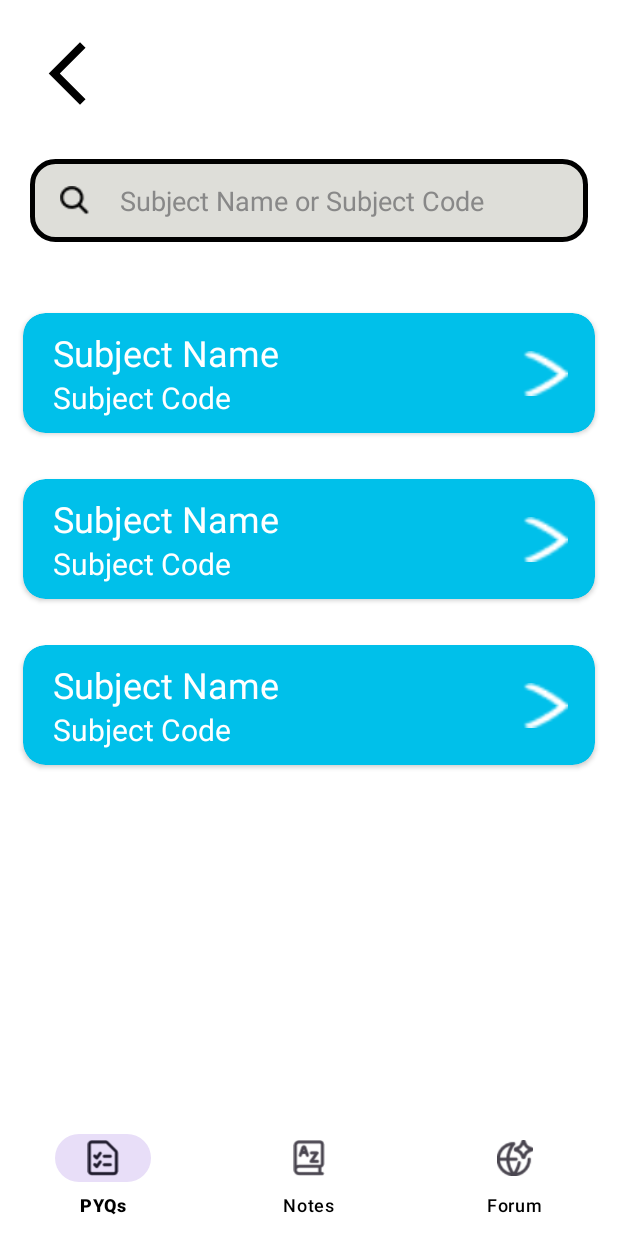
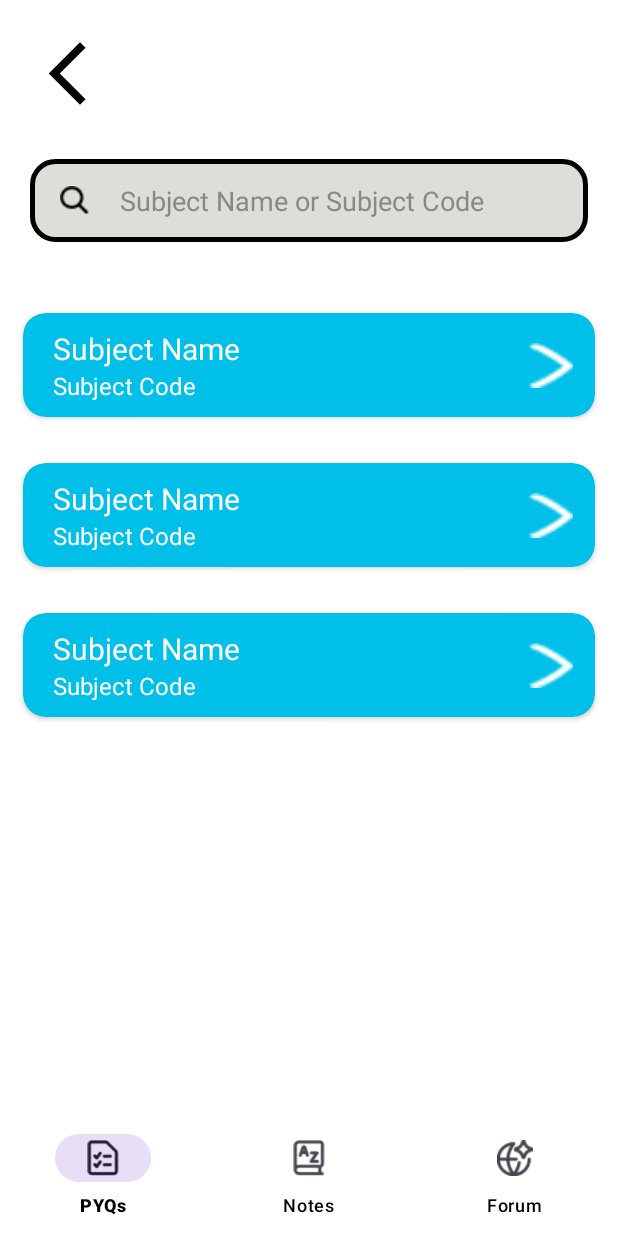
Before and after one commit to Vaibhavbansal15/JIIT-StudySync, an Android app: the layout activity_pyqactivity.xml on its own in the app's theme, with its tools: preview values and no code run, on a phone screen of 412 x 824 dp. Run offline under Robolectric (Android 15) with nearby library versions, the light colour scheme and no system bars.

Commit message:
fetched Subjects on PYQ Page

```diff
--- /dev/null
+++ b/JIITStudySync/app/src/main/java/com/minorproject/jiitstudysync/SubjectDetails.kt
@@ -0,0 +1,6 @@
+package com.minorproject.jiitstudysync
+
+data class SubjectDetails(
+    var code : String? = null,
+    var name : String? = null
+)
--- a/JIITStudySync/app/src/main/res/layout/activity_pyqactivity.xml
+++ b/JIITStudySync/app/src/main/res/layout/activity_pyqactivity.xml
@@ -37,7 +37,7 @@
         app:layout_constraintTop_toBottomOf="@+id/backBtn" />
 
     <androidx.recyclerview.widget.RecyclerView
-        android:id="@+id/pyqList"
+        android:id="@+id/subjectList"
         android:layout_width="0dp"
         android:layout_height="0dp"
         android:layout_marginTop="32dp"
--- a/JIITStudySync/app/src/main/res/layout/custom_subject_list.xml
+++ b/JIITStudySync/app/src/main/res/layout/custom_subject_list.xml
@@ -17,40 +17,49 @@
 
         <androidx.constraintlayout.widget.ConstraintLayout
             android:layout_width="match_parent"
-            android:layout_height="wrap_content">
+            android:layout_height="match_parent">
 
             <TextView
-                android:id="@+id/textView2"
-                android:layout_width="wrap_content"
+                android:id="@+id/sub_name"
+                android:layout_width="300dp"
                 android:layout_height="wrap_content"
                 android:layout_marginStart="20dp"
                 android:layout_marginTop="10dp"
                 android:text="Subject Name"
                 android:textColor="@color/white"
-                android:textSize="24sp"
+                android:textSize="20sp"
                 app:layout_constraintStart_toStartOf="parent"
                 app:layout_constraintTop_toTopOf="parent" />
 
             <TextView
-                android:id="@+id/textView"
+                android:id="@+id/sub_code"
                 android:layout_width="wrap_content"
                 android:layout_height="wrap_content"
                 android:layout_marginStart="20dp"
                 android:layout_marginBottom="10dp"
                 android:text="Subject Code"
                 android:textColor="@color/white"
-                android:textSize="20sp"
+                android:textSize="16sp"
                 app:layout_constraintBottom_toBottomOf="parent"
                 app:layout_constraintStart_toStartOf="parent"
-                app:layout_constraintTop_toBottomOf="@+id/textView2" />
+                app:layout_constraintTop_toBottomOf="@+id/sub_name" />
+
+            <androidx.constraintlayout.widget.Guideline
+                android:id="@+id/guideline"
+                android:layout_width="wrap_content"
+                android:layout_height="wrap_content"
+                android:orientation="vertical"
+                app:layout_constraintGuide_end="60dp" />
 
             <ImageView
+                android:id="@+id/imageView2"
                 android:layout_width="30dp"
                 android:layout_height="30dp"
                 android:layout_margin="18dp"
                 android:src="@drawable/right_arrow_icon"
                 app:layout_constraintBottom_toBottomOf="parent"
                 app:layout_constraintEnd_toEndOf="parent"
+                app:layout_constraintStart_toStartOf="@+id/guideline"
                 app:layout_constraintTop_toTopOf="parent" />
 
         </androidx.constraintlayout.widget.ConstraintLayout>
```
Also changed, not shown: JIITStudySync/app/src/main/java/com/minorproject/jiitstudysync/PYQActivity.kt (+40 -0 lines), JIITStudySync/app/src/main/java/com/minorproject/jiitstudysync/SubjectsAdapter.kt (added, +37 -0 lines).
